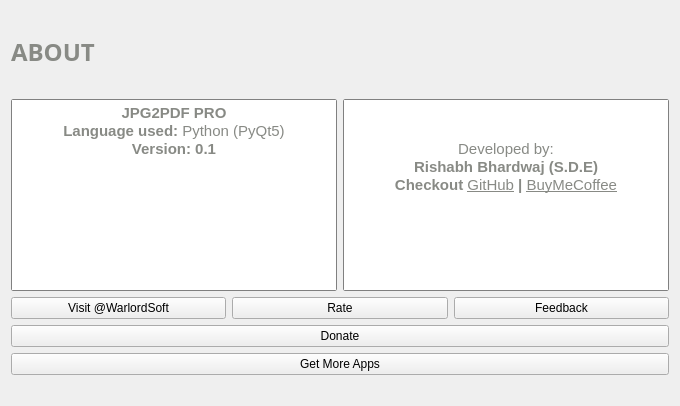
rishabh3354/JPG2PDF, file src/about.ui: the form before one commit.
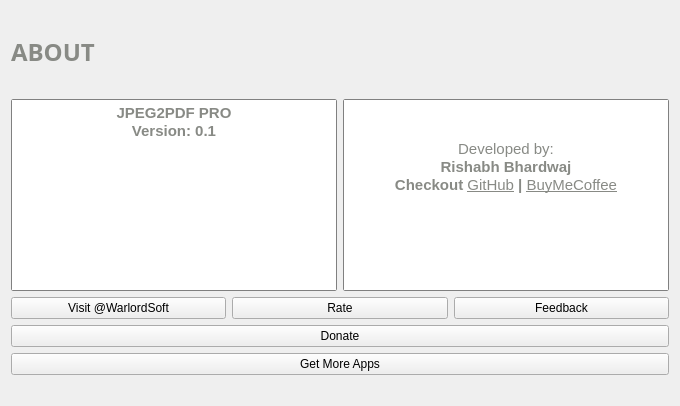
The form after the commit. Icons and pictures are not drawn.

Commit message: jpeg2pdf new name change

Patch:
```diff
--- a/src/about.ui
+++ b/src/about.ui
@@ -77,8 +77,7 @@
 p, li { white-space: pre-wrap; }
 &lt;/style&gt;&lt;/head&gt;&lt;body style=&quot; font-family:'Ubuntu'; font-size:11pt; font-weight:400; font-style:normal;&quot;&gt;
 &lt;p align=&quot;center&quot; style=&quot; margin-top:0px; margin-bottom:0px; margin-left:0px; margin-right:0px; -qt-block-indent:0; text-indent:0px;&quot;&gt;&lt;img src=&quot;:/myresource/resource/jpg2pdf.png&quot; width=&quot;110&quot; /&gt;&lt;/p&gt;
-&lt;p align=&quot;center&quot; style=&quot; margin-top:0px; margin-bottom:0px; margin-left:0px; margin-right:0px; -qt-block-indent:0; text-indent:0px;&quot;&gt;&lt;span style=&quot; font-weight:600; color:#888a85;&quot;&gt;JPG2PDF PRO&lt;/span&gt;&lt;/p&gt;
-&lt;p align=&quot;center&quot; style=&quot; margin-top:0px; margin-bottom:0px; margin-left:0px; margin-right:0px; -qt-block-indent:0; text-indent:0px;&quot;&gt;&lt;span style=&quot; font-weight:600; color:#888a85;&quot;&gt;Language used: &lt;/span&gt;&lt;span style=&quot; color:#888a85;&quot;&gt;Python (PyQt5)&lt;/span&gt;&lt;/p&gt;
+&lt;p align=&quot;center&quot; style=&quot; margin-top:0px; margin-bottom:0px; margin-left:0px; margin-right:0px; -qt-block-indent:0; text-indent:0px;&quot;&gt;&lt;span style=&quot; font-weight:600; color:#888a85;&quot;&gt;JPEG2PDF PRO&lt;/span&gt;&lt;/p&gt;
 &lt;p align=&quot;center&quot; style=&quot; margin-top:0px; margin-bottom:0px; margin-left:0px; margin-right:0px; -qt-block-indent:0; text-indent:0px;&quot;&gt;&lt;span style=&quot; font-weight:600; color:#888a85;&quot;&gt;Version: 0.1&lt;/span&gt;&lt;/p&gt;
 &lt;p align=&quot;center&quot; style=&quot;-qt-paragraph-type:empty; margin-top:0px; margin-bottom:0px; margin-left:0px; margin-right:0px; -qt-block-indent:0; text-indent:0px; color:#888a85;&quot;&gt;&lt;br /&gt;&lt;/p&gt;&lt;/body&gt;&lt;/html&gt;</string>
          </property>
@@ -123,7 +122,7 @@
 &lt;p align=&quot;center&quot; style=&quot; margin-top:0px; margin-bottom:0px; margin-left:0px; margin-right:0px; -qt-block-indent:0; text-indent:0px;&quot;&gt;&lt;img src=&quot;:/myresource/resource/user_blue.png&quot; width=&quot;90&quot; /&gt;&lt;/p&gt;
 &lt;p align=&quot;center&quot; style=&quot;-qt-paragraph-type:empty; margin-top:0px; margin-bottom:0px; margin-left:0px; margin-right:0px; -qt-block-indent:0; text-indent:0px;&quot;&gt;&lt;br /&gt;&lt;/p&gt;
 &lt;p align=&quot;center&quot; style=&quot; margin-top:0px; margin-bottom:0px; margin-left:0px; margin-right:0px; -qt-block-indent:0; text-indent:0px;&quot;&gt;&lt;span style=&quot; color:#888a85;&quot;&gt;Developed by:&lt;/span&gt;&lt;/p&gt;
-&lt;p align=&quot;center&quot; style=&quot; margin-top:0px; margin-bottom:0px; margin-left:0px; margin-right:0px; -qt-block-indent:0; text-indent:0px;&quot;&gt;&lt;span style=&quot; font-weight:600; color:#888a85;&quot;&gt;Rishabh Bhardwaj (S.D.E)&lt;/span&gt;&lt;/p&gt;
+&lt;p align=&quot;center&quot; style=&quot; margin-top:0px; margin-bottom:0px; margin-left:0px; margin-right:0px; -qt-block-indent:0; text-indent:0px;&quot;&gt;&lt;span style=&quot; font-weight:600; color:#888a85;&quot;&gt;Rishabh Bhardwaj&lt;/span&gt;&lt;/p&gt;
 &lt;p align=&quot;center&quot; style=&quot; margin-top:0px; margin-bottom:0px; margin-left:0px; margin-right:0px; -qt-block-indent:0; text-indent:0px;&quot;&gt;&lt;span style=&quot; font-weight:600; color:#888a85;&quot;&gt;Checkout &lt;/span&gt;&lt;a href=&quot;https://github.com/rishabh3354&quot;&gt;&lt;span style=&quot; text-decoration: underline; color:#888a85;&quot;&gt;GitHub&lt;/span&gt;&lt;/a&gt;&lt;span style=&quot; font-weight:600; color:#888a85;&quot;&gt; | &lt;/span&gt;&lt;a href=&quot;https://www.buymeacoffee.com/rishabh33&quot;&gt;&lt;span style=&quot; text-decoration: underline; color:#888a85;&quot;&gt;BuyMeCoffee&lt;/span&gt;&lt;/a&gt;&lt;/p&gt;
 &lt;p align=&quot;center&quot; style=&quot;-qt-paragraph-type:empty; margin-top:0px; margin-bottom:0px; margin-left:0px; margin-right:0px; -qt-block-indent:0; text-indent:0px; color:#888a85;&quot;&gt;&lt;br /&gt;&lt;/p&gt;&lt;/body&gt;&lt;/html&gt;</string>
          </property>
```
The commit also changes 6 other files.
